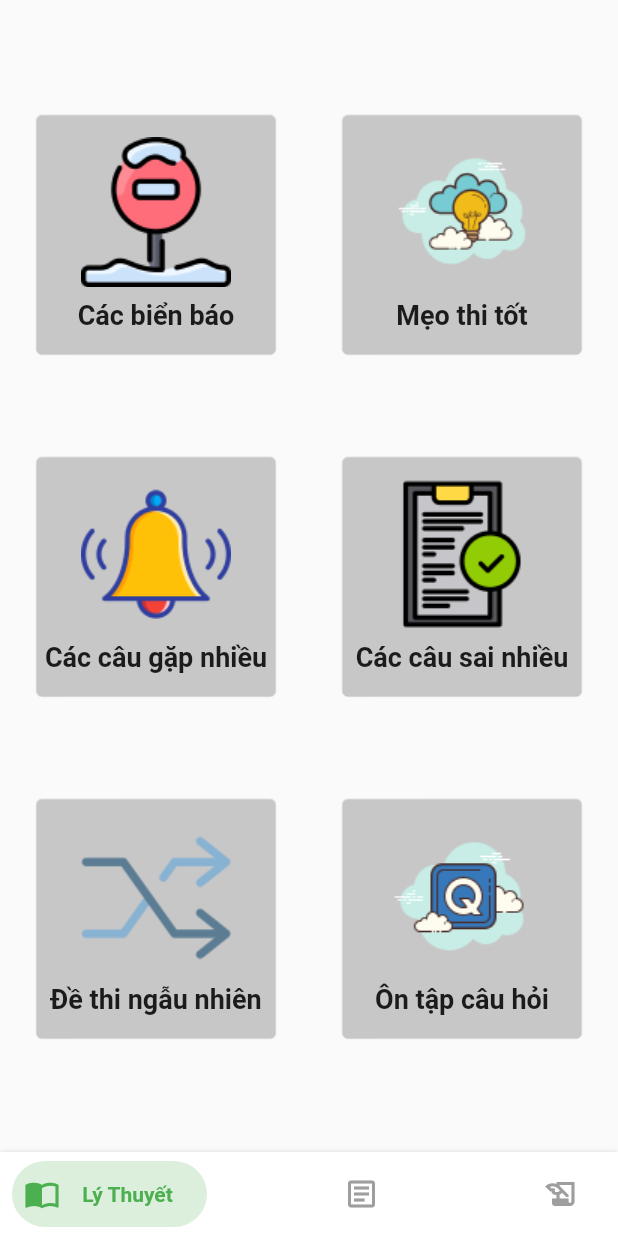
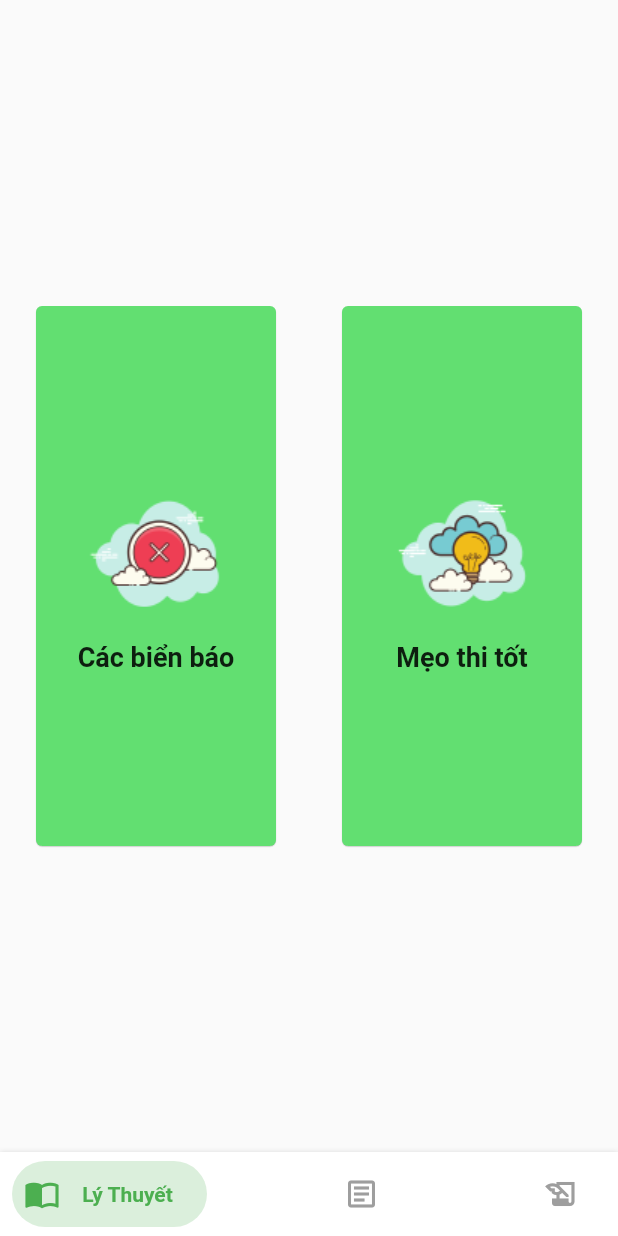
Before and after one commit to AnhTuan2k1/DrivingTheory_B2, a Flutter app: the screen it shows after launch, on a phone screen of 412 x 824 dp. Run offline on Flutter 3.47's test engine with Material 2 defaults, Android fonts, the light colour scheme and no system bars; drawn by our look-alikes of bottom_navy_bar; our stand-ins replace bloc, equatable, firebase_core, firebase_storage, flutter_bloc, hive and 2 more; accounts and stored records are empty.

Commit message:
fix theory

```diff
--- a/lib/UI/theory_screens/theory_item_card.dart
+++ b/lib/UI/theory_screens/theory_item_card.dart
@@ -16,13 +16,14 @@ class TheoryItemCard extends StatelessWidget {
   @override
   Widget build(BuildContext context) {
     return Card(
-      color: Colors.white24,
+      color: const Color.fromARGB(255, 98, 223, 113),
       elevation: 0.3,
       child: InkWell(
-        splashColor: Colors.green,
+        splashColor: const Color.fromARGB(255, 113, 235, 117),
         onTap: onTap,
         child: SizedBox(
-          height: 160,
+          //height: 160,
+          height: 360,
           width: 160,
           child: Column(
             crossAxisAlignment: CrossAxisAlignment.center,
--- a/lib/UI/theory_screens/theory_screen.dart
+++ b/lib/UI/theory_screens/theory_screen.dart
@@ -44,50 +44,50 @@ class Theory extends StatelessWidget {
                   ],
                 ),
               ),
-              Padding(
-                padding: const EdgeInsets.symmetric(
-                  horizontal: 20,
-                  vertical: 30,
-                ),
-                child: Row(
-                  mainAxisAlignment: MainAxisAlignment.spaceBetween,
-                  crossAxisAlignment: CrossAxisAlignment.center,
-                  children: [
-                    TheoryItemCard(
-                      imageName: 'alert.png',
-                      description: 'Các câu gặp nhiều',
-                      onTap: () {},
-                    ),
-                    TheoryItemCard(
-                      imageName: 'confirm.png',
-                      description: 'Các câu sai nhiều',
-                      onTap: () {},
-                    ),
-                  ],
-                ),
-              ),
-              Padding(
-                padding: const EdgeInsets.symmetric(
-                  horizontal: 20,
-                  vertical: 30,
-                ),
-                child: Row(
-                  mainAxisAlignment: MainAxisAlignment.spaceBetween,
-                  crossAxisAlignment: CrossAxisAlignment.center,
-                  children: [
-                    TheoryItemCard(
-                      imageName: 'random.png',
-                      description: 'Đề thi ngẫu nhiên',
-                      onTap: () {},
-                    ),
-                    TheoryItemCard(
-                      imageName: 'flashcard.png',
-                      description: 'Ôn tập câu hỏi',
-                      onTap: () {},
-                    )
-                  ],
-                ),
-              ),
+              // Padding(
+              //   padding: const EdgeInsets.symmetric(
+              //     horizontal: 20,
+              //     vertical: 30,
+              //   ),
+              //   child: Row(
+              //     mainAxisAlignment: MainAxisAlignment.spaceBetween,
+              //     crossAxisAlignment: CrossAxisAlignment.center,
+              //     children: [
+              //       TheoryItemCard(
+              //         imageName: 'experiences.png',
+              //         description: 'Các câu gặp nhiều',
+              //         onTap: () {},
+              //       ),
+              //       TheoryItemCard(
+              //         imageName: 'confirm.png',
+              //         description: 'Các câu sai nhiều',
+              //         onTap: () {},
+              //       ),
+              //     ],
+              //   ),
+              // ),
+              // Padding(
+              //   padding: const EdgeInsets.symmetric(
+              //     horizontal: 20,
+              //     vertical: 30,
+              //   ),
+              //   child: Row(
+              //     mainAxisAlignment: MainAxisAlignment.spaceBetween,
+              //     crossAxisAlignment: CrossAxisAlignment.center,
+              //     children: [
+              //       TheoryItemCard(
+              //         imageName: 'random.png',
+              //         description: 'Đề thi ngẫu nhiên',
+              //         onTap: () {},
+              //       ),
+              //       TheoryItemCard(
+              //         imageName: 'flashcard.png',
+              //         description: 'Ôn tập câu hỏi',
+              //         onTap: () {},
+              //       )
+              //     ],
+              //   ),
+              // ),
             ],
           ),
         ),
--- a/lib/UI/theory_screens/traffic_sign/screens/sign_item.dart
+++ b/lib/UI/theory_screens/traffic_sign/screens/sign_item.dart
@@ -16,6 +16,7 @@ class SignItem extends StatelessWidget {
   @override
   Widget build(BuildContext context) {
     return Card(
+      color: const Color.fromARGB(255, 98, 223, 113),
       shape: RoundedRectangleBorder(
         borderRadius: BorderRadius.circular(15.0),
       ),
--- a/lib/UI/theory_screens/traffic_sign/screens/traffic_sign_item.dart
+++ b/lib/UI/theory_screens/traffic_sign/screens/traffic_sign_item.dart
@@ -17,7 +17,7 @@ class TrafficSignItem extends StatelessWidget {
         horizontal: 16,
       ),
       child: Card(
-        color: Color.fromARGB(255, 89, 222, 82),
+        color: const Color.fromARGB(255, 89, 222, 82),
         shape: RoundedRectangleBorder(
           borderRadius: BorderRadius.circular(
             15.0,
--- a/lib/UI/theory_screens/tricks/li_thuyet/screens/li_thuyet_item.dart
+++ b/lib/UI/theory_screens/tricks/li_thuyet/screens/li_thuyet_item.dart
@@ -17,7 +17,7 @@ class TrickLiThuyetItem extends StatelessWidget {
         horizontal: 16,
       ),
       child: Card(
-        color: Color.fromARGB(255, 89, 222, 82),
+        color: const Color.fromARGB(255, 98, 223, 113),
         shape: RoundedRectangleBorder(
           borderRadius: BorderRadius.circular(
             8.0,
--- a/lib/UI/theory_screens/tricks/trick_item.dart
+++ b/lib/UI/theory_screens/tricks/trick_item.dart
@@ -14,7 +14,7 @@ class TrickItem extends StatelessWidget {
   @override
   Widget build(BuildContext context) {
     return Card(
-      color: Color.fromARGB(255, 89, 222, 82),
+      color: const Color.fromARGB(255, 98, 223, 113),
       shape: RoundedRectangleBorder(
         borderRadius: BorderRadius.circular(
           12.0,
```
Also changed, not shown: assets/images/alert.png (deleted), assets/images/confirm.png (deleted), assets/images/experiences.png (added), assets/images/trafficsign.png.
